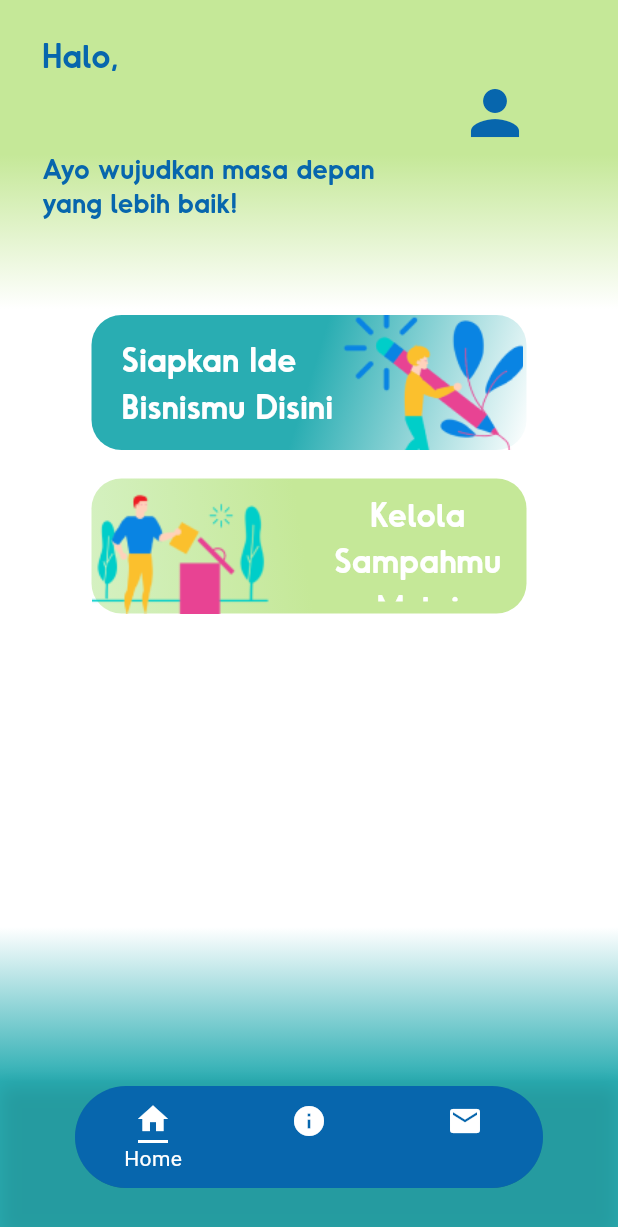
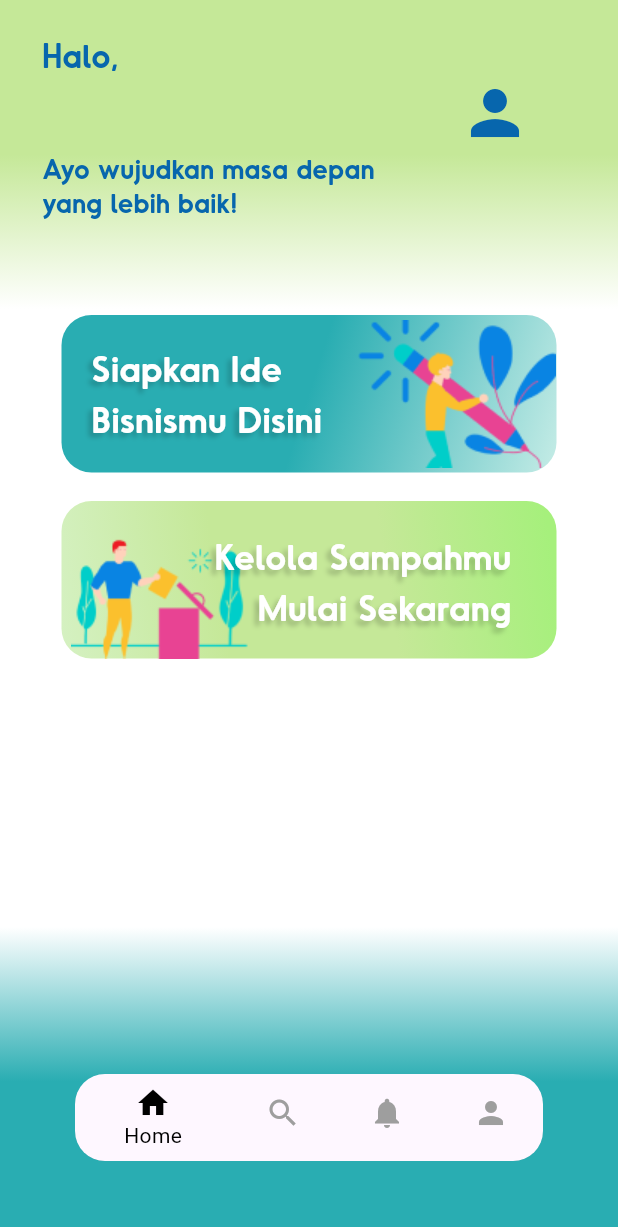
Before and after one commit to ridomade/Goldonesia, a Flutter app: the HomePage screen opened directly, on a phone screen of 412 x 824 dp. Shown: the top 1227 px of the screen. Run offline on Flutter 3.47's test engine with Material 3 defaults, Android fonts, the phone set to English and light mode, and no system bars; our stand-ins replace cloud_firestore, file_picker, firebase_auth, firebase_core, firebase_storage, google_fonts and 1 more; accounts and stored records are empty; statements that could not run were skipped.

Commit message:
modify home screen

```diff
--- a/lib/components/bottomNavBar.dart
+++ b/lib/components/bottomNavBar.dart
@@ -1,96 +1,145 @@
+// import 'package:flutter/material.dart';
+// import 'package:goldonesia/constants/color.dart';
+
+// class CustomBottomNavigation extends StatefulWidget {
+//   @override
+//   _CustomBottomNavigationState createState() => _CustomBottomNavigationState();
+// }
+
+// class _CustomBottomNavigationState extends State<CustomBottomNavigation> {
+//   int _currentIndex = 0;
+
+//   @override
+//   Widget build(BuildContext context) {
+//     return Container(
+//       height: 100,
+//       decoration: BoxDecoration(
+//         boxShadow: [
+//           BoxShadow(
+//             color: Colors.black.withOpacity(0.1),
+//             spreadRadius: 1,
+//             blurRadius: 10,
+//           ),
+//         ],
+//       ),
+//       child: Padding(
+//         padding: EdgeInsets.only(
+//           left: 10.0,
+//           right: 10.0,
+//           bottom: MediaQuery.of(context).padding.bottom + 32.0,
+//         ),
+//         child: ClipRRect(
+//           borderRadius: const BorderRadius.all(Radius.circular(50)),
+//           child: BottomNavigationBar(
+//             currentIndex: _currentIndex,
+//             onTap: (index) {
+//               setState(() {
+//                 _currentIndex = index;
+//               });
+//             },
+//             items: [
+//               BottomNavigationBarItem(
+//                 icon: _currentIndex == 0
+//                     ? Column(
+//                         children: [
+//                           Icon(Icons.home, color: white),
+//                           SizedBox(height: 2),
+//                           Container(
+//                             height: 2,
+//                             width: 20,
+//                             color: white,
+//                           ),
+//                         ],
+//                       )
+//                     : Icon(Icons.home, color: white),
+//                 label: 'Home',
+//               ),
+//               BottomNavigationBarItem(
+//                 icon: _currentIndex == 1
+//                     ? Column(
+//                         children: [
+//                           Icon(Icons.info, color: white),
+//                           SizedBox(height: 2),
+//                           Container(
+//                             height: 2,
+//                             width: 20,
+//                             color: white,
+//                           ),
+//                         ],
+//                       )
+//                     : Icon(Icons.info, color: white),
+//                 label: '',
+//               ),
+//               BottomNavigationBarItem(
+//                 icon: _currentIndex == 2
+//                     ? Column(
+//                         children: [
+//                           Icon(Icons.mail, color: white),
+//                           SizedBox(height: 2),
+//                           Container(
+//                             height: 2,
+//                             width: 20,
+//                             color: white,
+//                           ),
+//                         ],
+//                       )
+//                     : Icon(Icons.mail, color: white),
+//                 label: '',
+//               ),
+//             ],
+//             backgroundColor: blue,
+//             selectedItemColor: white,
+//             unselectedItemColor: white,
+//           ),
+//         ),
+//       ),
+//     );
+//   }
+// }
+
 import 'package:flutter/material.dart';
 import 'package:goldonesia/constants/color.dart';
 
-class CustomBottomNavigation extends StatefulWidget {
-  @override
-  _CustomBottomNavigationState createState() => _CustomBottomNavigationState();
-}
+class BottomNavBar extends StatelessWidget {
+  final int currentIndex;
+  final Function(int) onTap;
 
-class _CustomBottomNavigationState extends State<CustomBottomNavigation> {
-  int _currentIndex = 0;
+  const BottomNavBar({
+    Key? key,
+    required this.currentIndex,
+    required this.onTap,
+  }) : super(key: key);
 
   @override
   Widget build(BuildContext context) {
-    return Container(
-      height: 100,
-      decoration: BoxDecoration(
-        boxShadow: [
-          BoxShadow(
-            color: Colors.black.withOpacity(0.1),
-            spreadRadius: 1,
-            blurRadius: 10,
-          ),
-        ],
-      ),
-      child: Padding(
-        padding: EdgeInsets.only(
-          left: 50.0,
-          right: 50.0,
-          bottom: MediaQuery.of(context).padding.bottom + 32.0,
-        ),
+    return Padding(
+      padding: const EdgeInsets.only(left: 50, right: 50, bottom: 50),
       child: ClipRRect(
-          borderRadius: const BorderRadius.all(Radius.circular(50)),
+        borderRadius: BorderRadius.circular(20),
         child: BottomNavigationBar(
-            currentIndex: _currentIndex,
-            onTap: (index) {
-              setState(() {
-                _currentIndex = index;
-              });
-            },
+          currentIndex: currentIndex,
+          onTap: onTap,
           items: [
             BottomNavigationBarItem(
-                icon: _currentIndex == 0
-                    ? Column(
-                        children: [
-                          Icon(Icons.home, color: white),
-                          SizedBox(height: 2),
-                          Container(
-                            height: 2,
-                            width: 20,
-                            color: white,
-                          ),
-                        ],
-                      )
-                    : Icon(Icons.home, color: white),
+              icon: Icon(Icons.home),
               label: 'Home',
             ),
             BottomNavigationBarItem(
-                icon: _currentIndex == 1
-                    ? Column(
-                        children: [
-                          Icon(Icons.info, color: white),
-                          SizedBox(height: 2),
-                          Container(
-                            height: 2,
-                            width: 20,
-                            color: white,
+              icon: Icon(Icons.search),
+              label: 'Search',
+            ),
+            BottomNavigationBarItem(
+              icon: Icon(Icons.notifications),
+              label: 'Notifications',
+            ),
+            BottomNavigationBarItem(
+              icon: Icon(Icons.person),
+              label: 'Profile',
             ),
           ],
-                      )
-                    : Icon(Icons.info, color: white),
-                label: '',
-              ),
-              BottomNavigationBarItem(
-                icon: _currentIndex == 2
-                    ? Column(
-                        children: [
-                          Icon(Icons.mail, color: white),
-                          SizedBox(height: 2),
-                          Container(
-                            height: 2,
-                            width: 20,
-                            color: white,
-                          ),
-                        ],
-                      )
-                    : Icon(Icons.mail, color: white),
-                label: '',
-              ),
-            ],
-            backgroundColor: blue,
-            selectedItemColor: white,
-            unselectedItemColor: white,
-          ),
+          selectedItemColor: Color.fromARGB(255, 0, 0, 0),
+          unselectedItemColor: Colors.grey,
+          backgroundColor: Colors.grey, // Set the background color to blue
         ),
       ),
     );
--- a/lib/main.dart
+++ b/lib/main.dart
@@ -1,5 +1,7 @@
 import 'package:flutter/material.dart';
 import 'package:firebase_core/firebase_core.dart';
+import 'package:goldonesia/screen/beginningPage.dart';
+import 'package:goldonesia/screen/homePage.dart';
 import 'package:goldonesia/screen/onBoardPage.dart';
 import 'firebase_options.dart';
 
@@ -18,7 +20,7 @@ class MyApp extends StatelessWidget {
   Widget build(BuildContext context) {
     return MaterialApp(
       debugShowCheckedModeBanner: false,
-      home: OnBoardingPage(),
+      home: HomePage(),
     );
   }
 }
--- a/lib/screen/homePage.dart
+++ b/lib/screen/homePage.dart
@@ -16,6 +16,7 @@ class HomePage extends StatefulWidget {
 }
 
 class _HomePageState extends State<HomePage> {
+  int _selectedIndex = 0;
   String username = "loading...";
   @override
   void initState() {
@@ -205,13 +206,17 @@ class _HomePageState extends State<HomePage> {
                       height: 60,
                     ),
                     Container(
-                      width: 290, // atur lebar sesuai kebutuhan
-                      height: 90, // atur tinggi sesuai kebutuhan
+                      width: 330, // atur lebar sesuai kebutuhan
+                      height: 105, // atur tinggi sesuai kebutuhan
                       decoration: BoxDecoration(
                         gradient: LinearGradient(
                           begin: Alignment.topLeft,
                           end: Alignment.bottomRight,
-                          colors: [teal, teal, white],
+                          colors: [
+                            teal,
+                            teal,
+                            Color.fromARGB(255, 197, 236, 230)
+                          ],
                         ),
                         borderRadius: BorderRadius.circular(20.0),
                       ),
@@ -232,23 +237,30 @@ class _HomePageState extends State<HomePage> {
                           padding: EdgeInsets.only(left: 20.0),
                           child: Row(
                             children: [
-                              const Text(
+                              Text(
                                 'Siapkan Ide\nBisnismu Disini',
                                 style: TextStyle(
                                   fontFamily: 'Odudo-Soft',
                                   color: Colors.white,
-                                  fontSize: 22,
-                                  fontWeight: FontWeight.w700,
+                                  fontSize: 24,
+                                  fontWeight: FontWeight.w600,
+                                  shadows: [
+                                    Shadow(
+                                      color: Colors.black.withOpacity(0.2),
+                                      offset: Offset(-3, 3),
+                                      blurRadius: 4,
+                                    ),
+                                  ],
                                 ),
                                 textAlign: TextAlign.left,
                               ),
                               SizedBox(
-                                width: 6.0,
+                                width: 23.0,
                               ),
                               // Add some space between text and image
                               Image.asset(
                                 'assets/bisnis.png', // Replace with the actual image path
-                                height: 150, // Set the height of the image
+                                fit: BoxFit.fill, // Set the height of the image
                                 // Set the height of the image
                               ),
                             ],
@@ -271,8 +283,8 @@ class _HomePageState extends State<HomePage> {
                       height: 19,
                     ),
                     Container(
-                      width: 290, // atur lebar sesuai kebutuhan
-                      height: 90, // atur tinggi sesuai kebutuhan
+                      width: 330, // atur lebar sesuai kebutuhan
+                      height: 105, // atur tinggi sesuai kebutuhan
                       decoration: BoxDecoration(
                         gradient: LinearGradient(
                           begin: Alignment.bottomLeft,
@@ -280,7 +292,8 @@ class _HomePageState extends State<HomePage> {
                           colors: [
                             Color.fromARGB(255, 213, 241, 194),
                             lightGreen,
-                            lightGreen
+                            lightGreen,
+                            Color.fromARGB(255, 166, 240, 124),
                           ],
                         ),
                         borderRadius: BorderRadius.circular(20.0),
@@ -299,7 +312,7 @@ class _HomePageState extends State<HomePage> {
                         child: Stack(
                           children: [
                             Positioned(
-                              left: 0,
+                              left: 6,
                               bottom: 0,
                               child: Image.asset(
                                 'assets/sampah.png', // Replace with the actual image path
@@ -307,30 +320,25 @@ class _HomePageState extends State<HomePage> {
                               ),
                             ),
                             Positioned(
-                              right: 0,
-                              top: 0,
-                              bottom: 0,
-                              child: Container(
-                                width:
-                                    145, // Set the width of the text container
-                                padding: EdgeInsets.all(8),
-                                decoration: BoxDecoration(
-                                  borderRadius: BorderRadius.only(
-                                    topLeft: Radius.circular(20.0),
-                                    bottomLeft: Radius.circular(20.0),
-                                  ),
-                                  color: Colors.transparent,
+                              right: 30,
+                              top: 20,
+                              bottom: 2,
+                              child: Text(
+                                'Kelola Sampahmu\n    Mulai Sekarang',
+                                style: TextStyle(
+                                  fontFamily: 'Odudo-Soft',
+                                  color: Colors.white,
+                                  fontSize: 24,
+                                  fontWeight: FontWeight.w600,
+                                  shadows: [
+                                    Shadow(
+                                      color: Colors.black.withOpacity(0.2),
+                                      offset: Offset(-3, 3),
+                                      blurRadius: 4,
+                                    ),
+                                  ],
                                 ),
-                                child: Text(
-                                  'Kelola Sampahmu\nMulai Sekarang',
-                                  style: TextStyle(
-                                    fontFamily: 'Odudo-Soft',
-                                    color: Colors.white,
-                                    fontSize: 22,
-                                    fontWeight: FontWeight.w700,
-                                  ),
-                                  textAlign: TextAlign.center,
-                                ),
+                                textAlign: TextAlign.center,
                               ),
                             ),
                           ],
@@ -341,7 +349,16 @@ class _HomePageState extends State<HomePage> {
                 ),
               ),
             ),
-            bottomNavigationBar: CustomBottomNavigation(),
+            // bottomNavigationBar: CustomBottomNavigation(),
+
+            bottomNavigationBar: BottomNavBar(
+              currentIndex: _selectedIndex,
+              onTap: (index) {
+                setState(() {
+                  _selectedIndex = index;
+                });
+              },
+            ),
           ),
         ),
       ),
```
Lines whose indentation alone changed are shown as unchanged.
